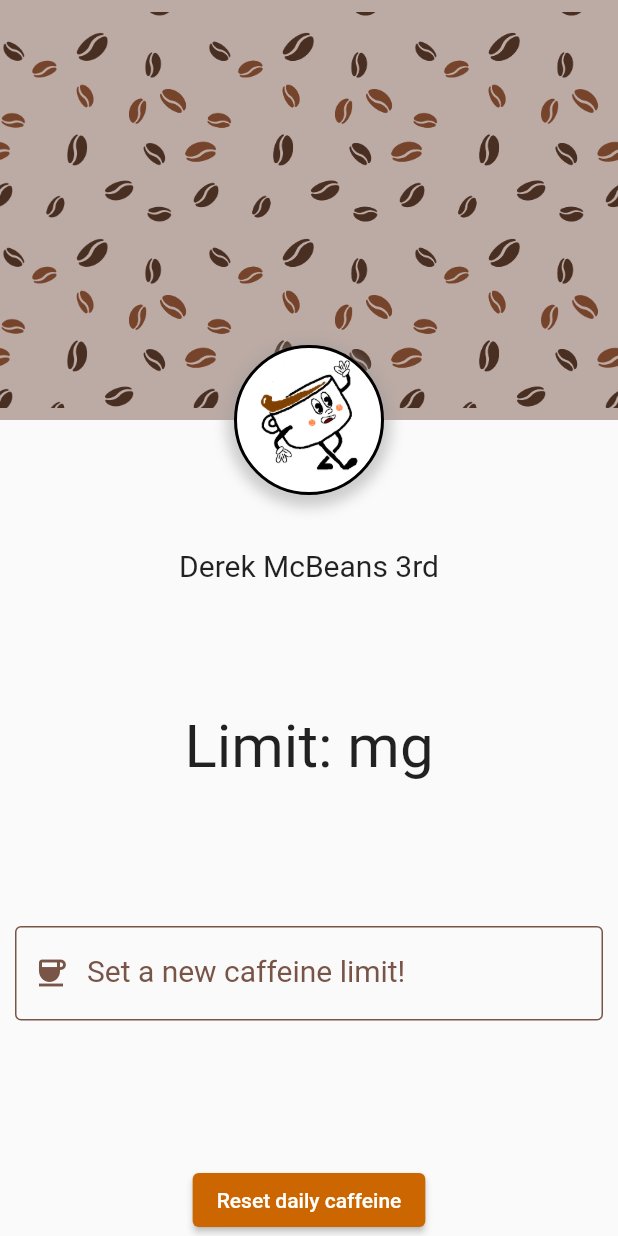
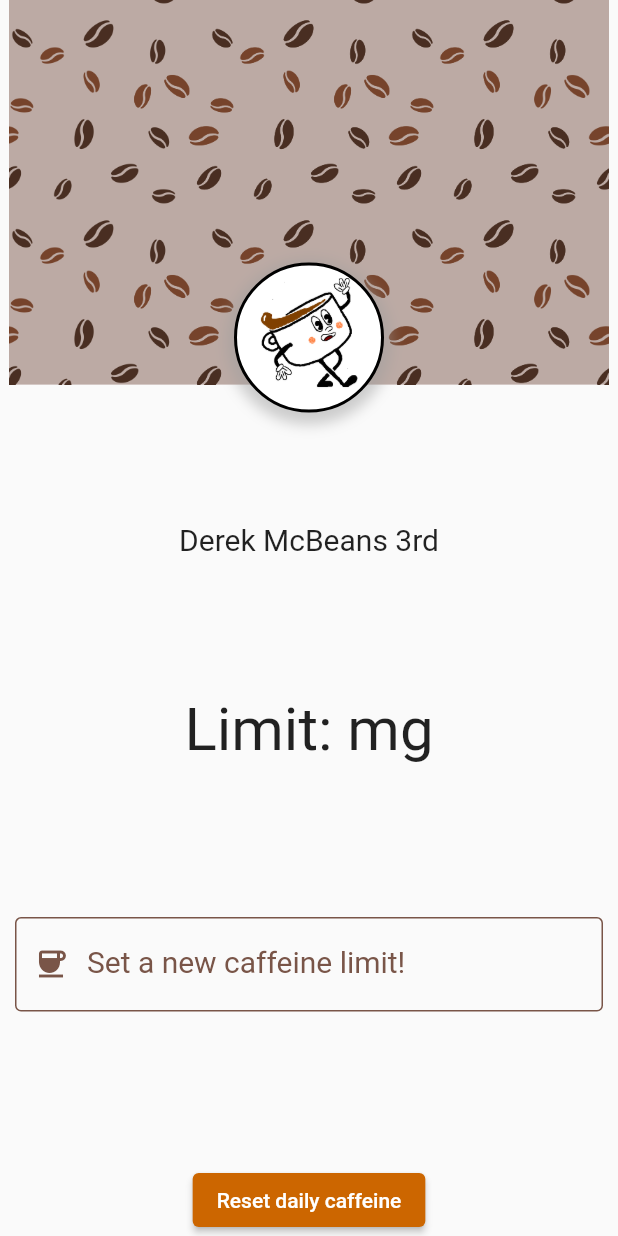
Before and after one commit to RossKeen/Coffee-Help-, a Flutter app: the ProfilePic widget shown alone on an empty page, opened directly with empty values, on a phone screen of 412 x 824 dp. Run offline on Flutter 3.47's test engine with Material 2 defaults, Android fonts, the phone set to English and light mode, and no system bars; our stand-ins replace cloud_firestore, firebase_core, percent_indicator; accounts and stored records are empty; Roboto replaces fonts that are missing (helvetica).

Commit message:
reformat to fit on particular screens

```diff
--- a/lib/profilePic.dart
+++ b/lib/profilePic.dart
@@ -22,7 +22,7 @@ class _ProfilePicState extends State<ProfilePic> {
         Column(
           children: <Widget>[
             Container(
-              height: 280,
+              width: 400,
               color: Colors.brown[200],
               child: Center(
                 child: Image.asset('assets/images/beans2.png'),
@@ -34,7 +34,7 @@ class _ProfilePicState extends State<ProfilePic> {
           ],
         ),
         Positioned(
-          top: 230,
+          top: 175,
           child: Container(
             height: 100,
             width: 100,
--- a/lib/progressBar.dart
+++ b/lib/progressBar.dart
@@ -64,7 +64,7 @@ class _ProgressBarState extends State<ProgressBar> {
           child: LinearPercentIndicator(
             backgroundColor: Color.fromARGB(255, 203, 202, 171),
             //fillColor: Colors.blueAccent,
-            width: 250.0,
+            width: 240.0,
             lineHeight: 40.0,
             leading: new Text("0 mg"),
             trailing: new Text("${caffeineGoalState} mg"),
```
